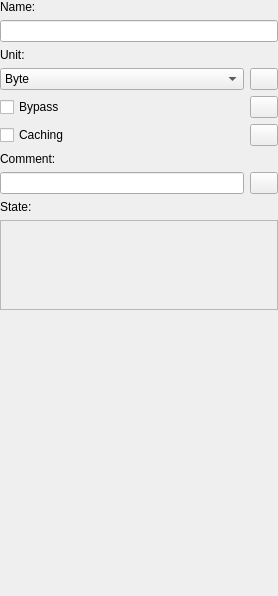
Above: form_size_node.ui from pimenov-and/ByteMachine before the change. Below: the same form after it.
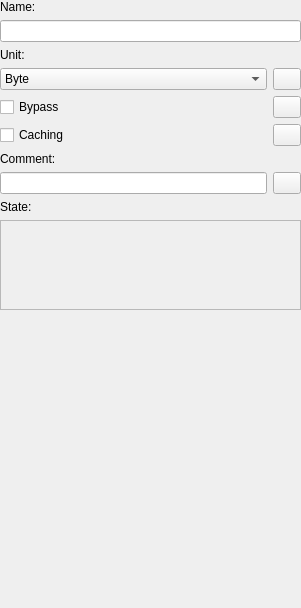
That is the form after the change. Icons and pictures are not drawn.

The edit to the form file:
```diff
--- a/form_size_node.ui
+++ b/form_size_node.ui
@@ -6,8 +6,8 @@
    <rect>
     <x>0</x>
     <y>0</y>
-    <width>278</width>
-    <height>596</height>
+    <width>301</width>
+    <height>608</height>
    </rect>
   </property>
   <property name="windowTitle">
```
